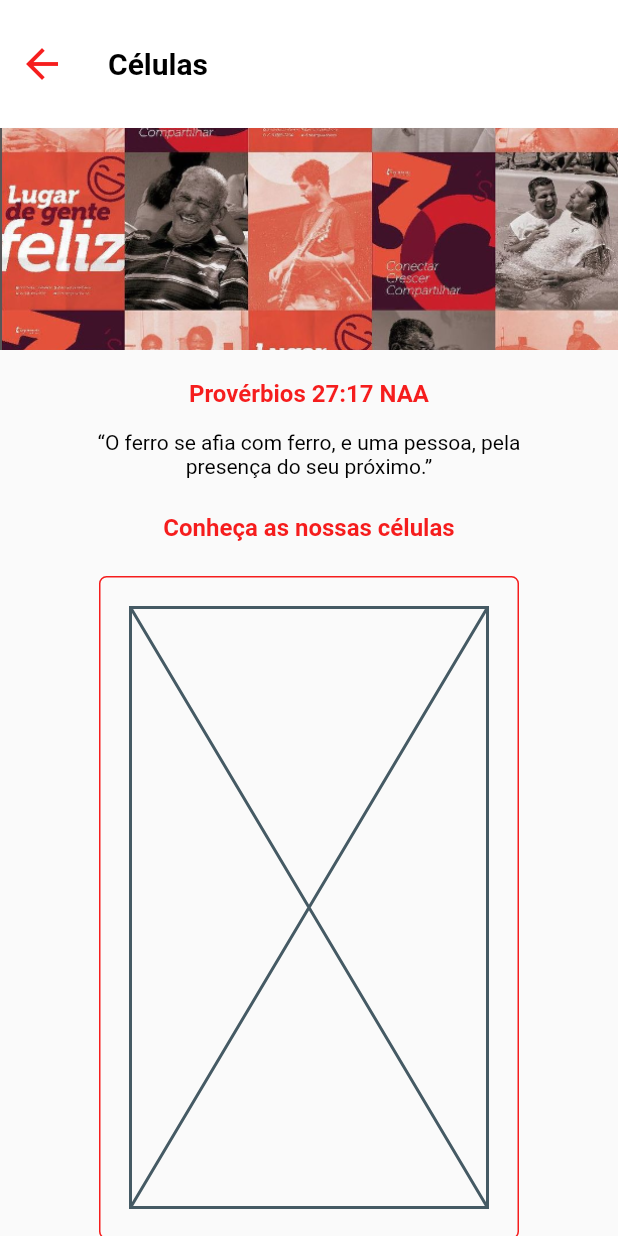
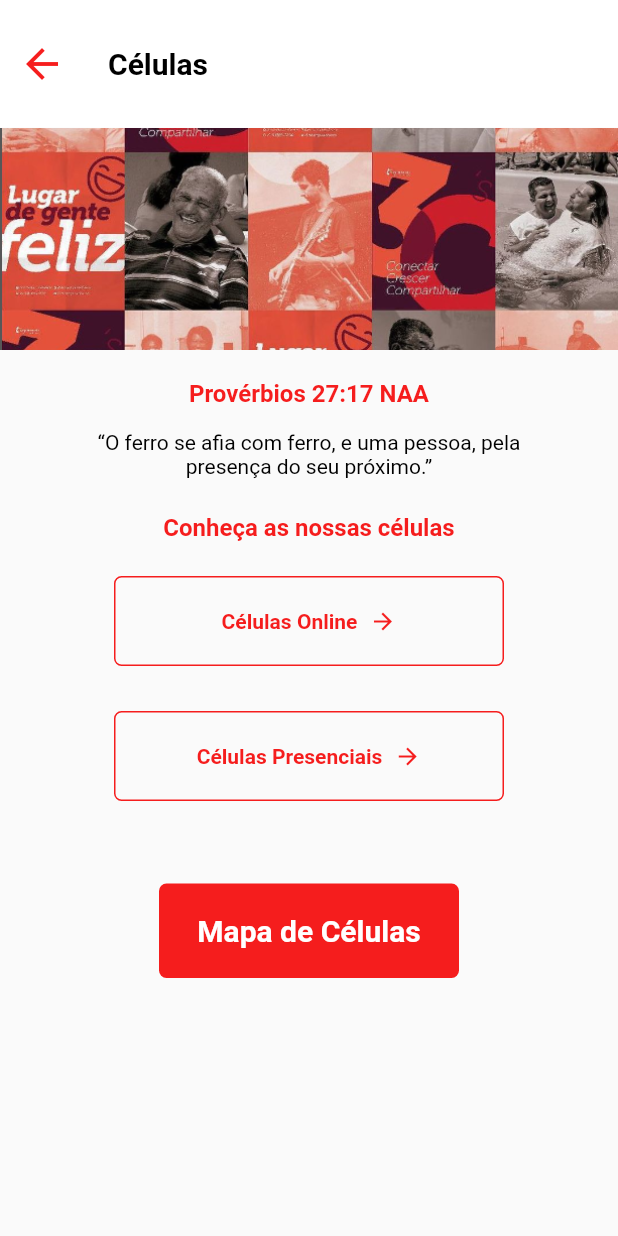
Before and after one commit to brunomarcosluz/metosita_church_app, a Flutter app: the screen it shows after launch, in the side drawer, after a tap on "Células", on a phone screen of 412 x 824 dp. Run offline on Flutter 3.47's test engine with Material 2 defaults, Android fonts, the phone set to English and light mode, and no system bars.

Commit message:
#feature: button cells list
coding the UI of cells list and preparing for improve with data from Excel

```diff
--- a/metodista_app/lib/components/cells-list.dart
+++ /dev/null
@@ -1,15 +0,0 @@
-import 'package:flutter/material.dart';
-
-class CellsList extends StatefulWidget {
-  const CellsList({super.key});
-
-  @override
-  State<CellsList> createState() => _CellsListState();
-}
-
-class _CellsListState extends State<CellsList> {
-  @override
-  Widget build(BuildContext context) {
-    return const Placeholder();
-  }
-}
--- a/metodista_app/lib/components/cells.dart
+++ b/metodista_app/lib/components/cells.dart
@@ -1,5 +1,6 @@
 import 'package:flutter/material.dart';
-import 'package:metodista_app/components/cells-list.dart';
+import 'package:metodista_app/components/online-cells-list.dart';
+import 'package:metodista_app/components/presencial-cells-list.dart';
 import 'package:url_launcher/url_launcher.dart';
 
 final Uri _urlCells = Uri.parse(
@@ -13,7 +14,7 @@ class Cells extends StatelessWidget {
     return Scaffold(
       appBar: AppBar(
         backgroundColor: Colors.white,
-        title: Text(
+        title: const Text(
           'Células',
           style: TextStyle(
             fontFamily: 'Roboto',
@@ -22,7 +23,7 @@ class Cells extends StatelessWidget {
             color: Colors.black,
           ),
         ),
-        leading: BackButton(
+        leading: const BackButton(
           color: Color.fromARGB(230, 245, 5, 5),
         ),
         toolbarHeight: 85,
@@ -34,7 +35,7 @@ class Cells extends StatelessWidget {
             Row(
               children: [
                 Expanded(
-                  child: Container(
+                  child: SizedBox(
                       height: 148,
                       child: Image.asset(
                         'assets/images/banner-igreja.png',
@@ -45,7 +46,7 @@ class Cells extends StatelessWidget {
             ),
             Container(
               margin: EdgeInsets.fromLTRB(0, 20, 0, 15),
-              child: Text(
+              child: const Text(
                 'Provérbios 27:17 NAA',
                 textAlign: TextAlign.center,
                 style: TextStyle(
@@ -60,7 +61,7 @@ class Cells extends StatelessWidget {
               // Provérbios
               margin: EdgeInsets.fromLTRB(0, 0, 0, 15),
               width: 300,
-              child: Text(
+              child: const Text(
                 '“O ferro se afia com ferro, e uma pessoa, pela presença do seu próximo.”',
                 textAlign: TextAlign.center,
                 style: TextStyle(
@@ -74,7 +75,7 @@ class Cells extends StatelessWidget {
             Container(
               // Conheça nossas células
               margin: EdgeInsets.fromLTRB(0, 8, 0, 8),
-              child: Text(
+              child: const Text(
                 'Conheça as nossas células',
                 textAlign: TextAlign.center,
                 style: TextStyle(
@@ -88,7 +89,7 @@ class Cells extends StatelessWidget {
             Container(
               margin: EdgeInsets.fromLTRB(0, 15, 0, 15),
               padding: EdgeInsets.all(20),
-              width: 280,
+              width: 260,
               decoration: BoxDecoration(
                 border: Border.all(
                   color: Color.fromARGB(230, 245, 5, 5),
@@ -96,7 +97,20 @@ class Cells extends StatelessWidget {
                 ),
                 borderRadius: BorderRadius.circular(5),
               ),
-              child: CellsList(),
+              child: OnlineCellsList(),
+            ),
+            Container(
+              margin: EdgeInsets.fromLTRB(0, 15, 0, 15),
+              padding: EdgeInsets.all(20),
+              width: 260,
+              decoration: BoxDecoration(
+                border: Border.all(
+                  color: Color.fromARGB(230, 245, 5, 5),
+                  width: 1
+                ),
+                borderRadius: BorderRadius.circular(5),
+              ),
+              child: PresencialCellsList(),
             ),
             GestureDetector(
               onTap: () => {_LaunchCells()},
@@ -108,7 +122,7 @@ class Cells extends StatelessWidget {
                   color: Color.fromARGB(230, 245, 5, 5),
                   borderRadius: BorderRadius.circular(5),
                 ),
-                child: Text(
+                child: const Text(
                   'Mapa de Células',
                   textAlign: TextAlign.center,
                   style: TextStyle(
--- /dev/null
+++ b/metodista_app/lib/components/online-cells-list.dart
@@ -0,0 +1,34 @@
+import 'package:flutter/material.dart';
+
+class OnlineCellsList extends StatefulWidget {
+  const OnlineCellsList({super.key});
+
+  @override
+  State<OnlineCellsList> createState() => _OnlineCellsListState();
+}
+
+class _OnlineCellsListState extends State<OnlineCellsList> {
+  @override
+  Widget build(BuildContext context) {
+    return Row(mainAxisAlignment: MainAxisAlignment.center,
+    children: [
+      Text(
+        'Células Online',
+        style: TextStyle(
+          fontFamily: 'Roboto',
+          fontSize: 14,
+          fontWeight: FontWeight.bold,
+          color: Color.fromARGB(230, 245, 5, 5),
+        ),
+      ),
+      SizedBox(
+        width: 8,
+      ),
+      Icon(
+          Icons.arrow_forward,
+          color: Color.fromARGB(230, 245, 5, 5),
+          size: 18,
+        ),
+    ]);
+  }
+}
--- /dev/null
+++ b/metodista_app/lib/components/presencial-cells-list.dart
@@ -0,0 +1,34 @@
+import 'package:flutter/material.dart';
+
+class PresencialCellsList extends StatefulWidget {
+  const PresencialCellsList({super.key});
+
+  @override
+  State<PresencialCellsList> createState() => _PresencialCellsListState();
+}
+
+class _PresencialCellsListState extends State<PresencialCellsList> {
+  @override
+  Widget build(BuildContext context) {
+    return Row(mainAxisAlignment: MainAxisAlignment.center,
+    children: [
+      Text(
+        'Células Presenciais',
+        style: TextStyle(
+          fontFamily: 'Roboto',
+          fontSize: 14,
+          fontWeight: FontWeight.bold,
+          color: Color.fromARGB(230, 245, 5, 5),
+        ),
+      ),
+      SizedBox(
+        width: 8,
+      ),
+      Icon(
+          Icons.arrow_forward,
+          color: Color.fromARGB(230, 245, 5, 5),
+          size: 18,
+        ),
+    ]);
+  }
+}
```
